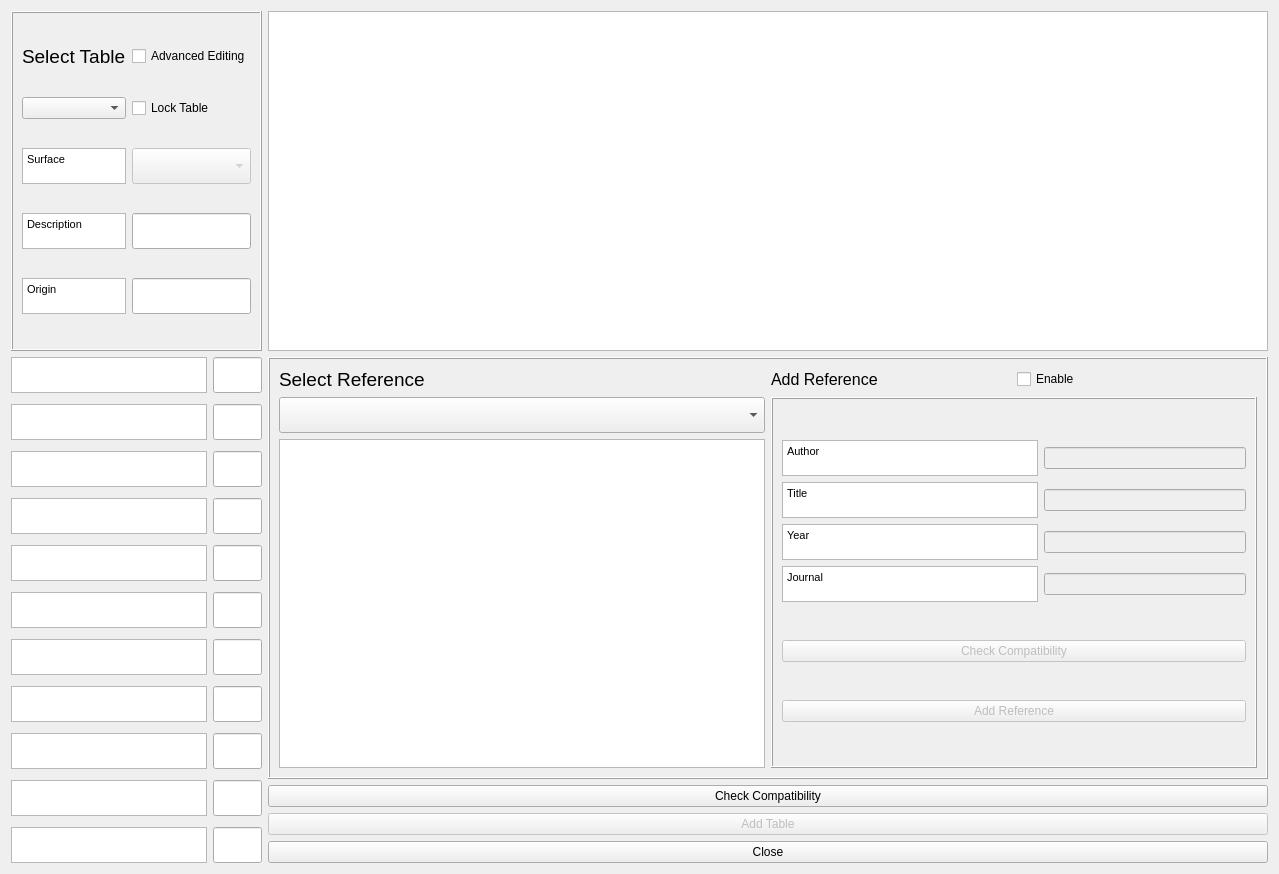
Before: the Qt Designer form tabs/urban_type_db_editor_tab.ui in gusbacos/SUEWS-Database-manager, drawn with Qt 5.
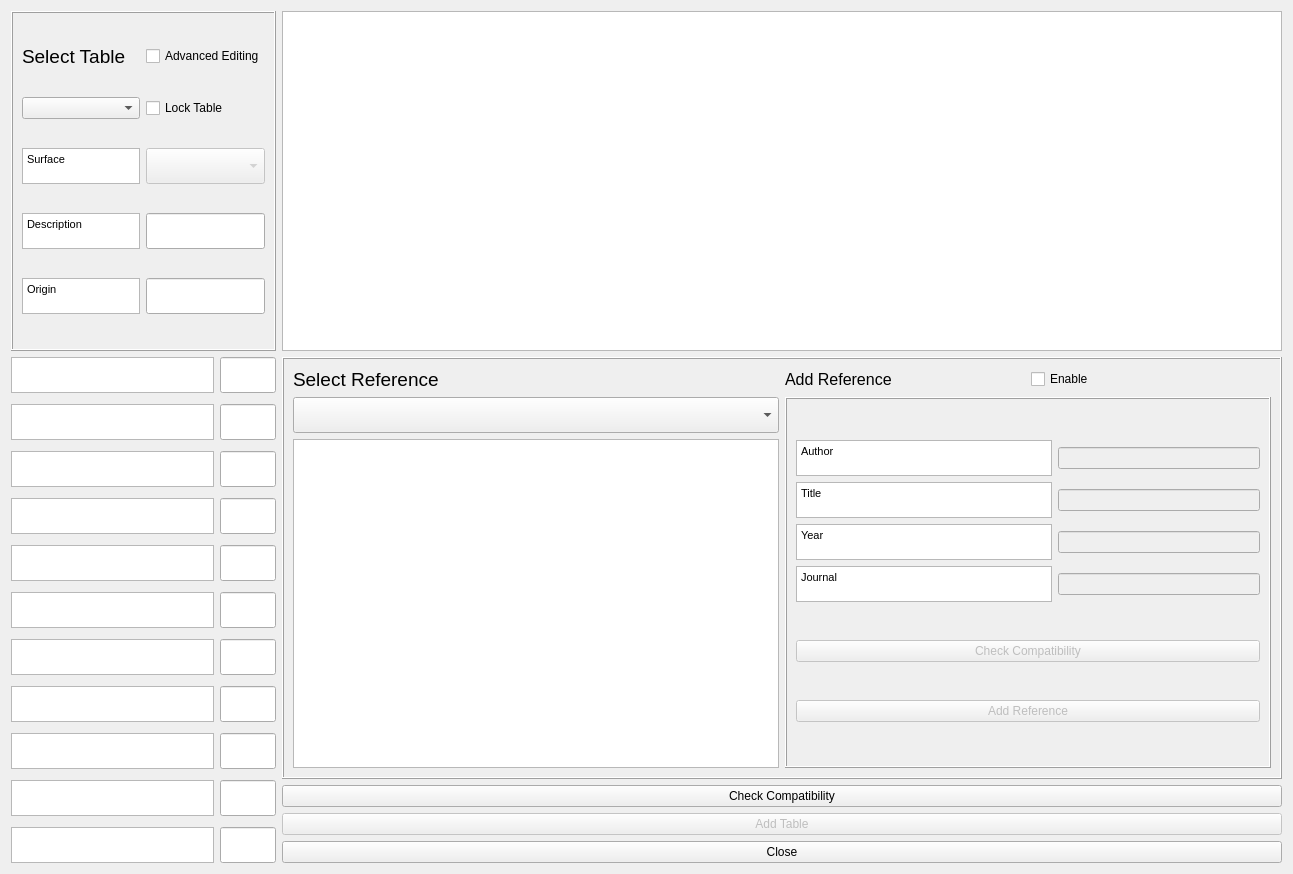
After: the same form once the commit is applied. Custom widgets are drawn as their Qt base class.

```diff
--- a/tabs/urban_type_db_editor_tab.ui
+++ b/tabs/urban_type_db_editor_tab.ui
@@ -6,7 +6,7 @@
    <rect>
     <x>0</x>
     <y>0</y>
-    <width>1253</width>
+    <width>1293</width>
     <height>874</height>
    </rect>
   </property>
@@ -66,8 +66,8 @@
          <string>&lt;!DOCTYPE HTML PUBLIC &quot;-//W3C//DTD HTML 4.0//EN&quot; &quot;http://www.w3.org/TR/REC-html40/strict.dtd&quot;&gt;
 &lt;html&gt;&lt;head&gt;&lt;meta name=&quot;qrichtext&quot; content=&quot;1&quot; /&gt;&lt;style type=&quot;text/css&quot;&gt;
 p, li { white-space: pre-wrap; }
-&lt;/style&gt;&lt;/head&gt;&lt;body style=&quot; font-family:'MS Shell Dlg 2'; font-size:8pt; font-weight:400; font-style:normal;&quot;&gt;
-&lt;p style=&quot; margin-top:0px; margin-bottom:0px; margin-left:0px; margin-right:0px; -qt-block-indent:0; text-indent:0px;&quot;&gt;Surface&lt;/p&gt;&lt;/body&gt;&lt;/html&gt;</string>
+&lt;/style&gt;&lt;/head&gt;&lt;body style=&quot; font-family:'MS Shell Dlg 2'; font-size:8.25pt; font-weight:400; font-style:normal;&quot;&gt;
+&lt;p style=&quot; margin-top:0px; margin-bottom:0px; margin-left:0px; margin-right:0px; -qt-block-indent:0; text-indent:0px;&quot;&gt;&lt;span style=&quot; font-size:8pt;&quot;&gt;Surface&lt;/span&gt;&lt;/p&gt;&lt;/body&gt;&lt;/html&gt;</string>
         </property>
        </widget>
       </item>
@@ -156,8 +156,8 @@
          <string>&lt;!DOCTYPE HTML PUBLIC &quot;-//W3C//DTD HTML 4.0//EN&quot; &quot;http://www.w3.org/TR/REC-html40/strict.dtd&quot;&gt;
 &lt;html&gt;&lt;head&gt;&lt;meta name=&quot;qrichtext&quot; content=&quot;1&quot; /&gt;&lt;style type=&quot;text/css&quot;&gt;
 p, li { white-space: pre-wrap; }
-&lt;/style&gt;&lt;/head&gt;&lt;body style=&quot; font-family:'MS Shell Dlg 2'; font-size:8pt; font-weight:400; font-style:normal;&quot;&gt;
-&lt;p style=&quot; margin-top:0px; margin-bottom:0px; margin-left:0px; margin-right:0px; -qt-block-indent:0; text-indent:0px;&quot;&gt;Description&lt;/p&gt;&lt;/body&gt;&lt;/html&gt;</string>
+&lt;/style&gt;&lt;/head&gt;&lt;body style=&quot; font-family:'MS Shell Dlg 2'; font-size:8.25pt; font-weight:400; font-style:normal;&quot;&gt;
+&lt;p style=&quot; margin-top:0px; margin-bottom:0px; margin-left:0px; margin-right:0px; -qt-block-indent:0; text-indent:0px;&quot;&gt;&lt;span style=&quot; font-size:8pt;&quot;&gt;Description&lt;/span&gt;&lt;/p&gt;&lt;/body&gt;&lt;/html&gt;</string>
         </property>
        </widget>
       </item>
@@ -195,8 +195,8 @@
          <string>&lt;!DOCTYPE HTML PUBLIC &quot;-//W3C//DTD HTML 4.0//EN&quot; &quot;http://www.w3.org/TR/REC-html40/strict.dtd&quot;&gt;
 &lt;html&gt;&lt;head&gt;&lt;meta name=&quot;qrichtext&quot; content=&quot;1&quot; /&gt;&lt;style type=&quot;text/css&quot;&gt;
 p, li { white-space: pre-wrap; }
-&lt;/style&gt;&lt;/head&gt;&lt;body style=&quot; font-family:'MS Shell Dlg 2'; font-size:8pt; font-weight:400; font-style:normal;&quot;&gt;
-&lt;p style=&quot; margin-top:0px; margin-bottom:0px; margin-left:0px; margin-right:0px; -qt-block-indent:0; text-indent:0px;&quot;&gt;Origin&lt;/p&gt;&lt;/body&gt;&lt;/html&gt;</string>
+&lt;/style&gt;&lt;/head&gt;&lt;body style=&quot; font-family:'MS Shell Dlg 2'; font-size:8.25pt; font-weight:400; font-style:normal;&quot;&gt;
+&lt;p style=&quot; margin-top:0px; margin-bottom:0px; margin-left:0px; margin-right:0px; -qt-block-indent:0; text-indent:0px;&quot;&gt;&lt;span style=&quot; font-size:8pt;&quot;&gt;Origin&lt;/span&gt;&lt;/p&gt;&lt;/body&gt;&lt;/html&gt;</string>
         </property>
        </widget>
       </item>
@@ -344,8 +344,8 @@
               <string>&lt;!DOCTYPE HTML PUBLIC &quot;-//W3C//DTD HTML 4.0//EN&quot; &quot;http://www.w3.org/TR/REC-html40/strict.dtd&quot;&gt;
 &lt;html&gt;&lt;head&gt;&lt;meta name=&quot;qrichtext&quot; content=&quot;1&quot; /&gt;&lt;style type=&quot;text/css&quot;&gt;
 p, li { white-space: pre-wrap; }
-&lt;/style&gt;&lt;/head&gt;&lt;body style=&quot; font-family:'MS Shell Dlg 2'; font-size:8pt; font-weight:400; font-style:normal;&quot;&gt;
-&lt;p style=&quot; margin-top:0px; margin-bottom:0px; margin-left:0px; margin-right:0px; -qt-block-indent:0; text-indent:0px;&quot;&gt;Title&lt;/p&gt;&lt;/body&gt;&lt;/html&gt;</string>
+&lt;/style&gt;&lt;/head&gt;&lt;body style=&quot; font-family:'MS Shell Dlg 2'; font-size:8.25pt; font-weight:400; font-style:normal;&quot;&gt;
+&lt;p style=&quot; margin-top:0px; margin-bottom:0px; margin-left:0px; margin-right:0px; -qt-block-indent:0; text-indent:0px;&quot;&gt;&lt;span style=&quot; font-size:8pt;&quot;&gt;Title&lt;/span&gt;&lt;/p&gt;&lt;/body&gt;&lt;/html&gt;</string>
              </property>
             </widget>
            </item>
@@ -380,8 +380,8 @@
               <string>&lt;!DOCTYPE HTML PUBLIC &quot;-//W3C//DTD HTML 4.0//EN&quot; &quot;http://www.w3.org/TR/REC-html40/strict.dtd&quot;&gt;
 &lt;html&gt;&lt;head&gt;&lt;meta name=&quot;qrichtext&quot; content=&quot;1&quot; /&gt;&lt;style type=&quot;text/css&quot;&gt;
 p, li { white-space: pre-wrap; }
-&lt;/style&gt;&lt;/head&gt;&lt;body style=&quot; font-family:'MS Shell Dlg 2'; font-size:8pt; font-weight:400; font-style:normal;&quot;&gt;
-&lt;p style=&quot; margin-top:0px; margin-bottom:0px; margin-left:0px; margin-right:0px; -qt-block-indent:0; text-indent:0px;&quot;&gt;Year&lt;/p&gt;&lt;/body&gt;&lt;/html&gt;</string>
+&lt;/style&gt;&lt;/head&gt;&lt;body style=&quot; font-family:'MS Shell Dlg 2'; font-size:8.25pt; font-weight:400; font-style:normal;&quot;&gt;
+&lt;p style=&quot; margin-top:0px; margin-bottom:0px; margin-left:0px; margin-right:0px; -qt-block-indent:0; text-indent:0px;&quot;&gt;&lt;span style=&quot; font-size:8pt;&quot;&gt;Year&lt;/span&gt;&lt;/p&gt;&lt;/body&gt;&lt;/html&gt;</string>
              </property>
             </widget>
            </item>
@@ -406,8 +406,8 @@
               <string>&lt;!DOCTYPE HTML PUBLIC &quot;-//W3C//DTD HTML 4.0//EN&quot; &quot;http://www.w3.org/TR/REC-html40/strict.dtd&quot;&gt;
 &lt;html&gt;&lt;head&gt;&lt;meta name=&quot;qrichtext&quot; content=&quot;1&quot; /&gt;&lt;style type=&quot;text/css&quot;&gt;
 p, li { white-space: pre-wrap; }
-&lt;/style&gt;&lt;/head&gt;&lt;body style=&quot; font-family:'MS Shell Dlg 2'; font-size:8pt; font-weight:400; font-style:normal;&quot;&gt;
-&lt;p style=&quot; margin-top:0px; margin-bottom:0px; margin-left:0px; margin-right:0px; -qt-block-indent:0; text-indent:0px;&quot;&gt;Author&lt;/p&gt;&lt;/body&gt;&lt;/html&gt;</string>
+&lt;/style&gt;&lt;/head&gt;&lt;body style=&quot; font-family:'MS Shell Dlg 2'; font-size:8.25pt; font-weight:400; font-style:normal;&quot;&gt;
+&lt;p style=&quot; margin-top:0px; margin-bottom:0px; margin-left:0px; margin-right:0px; -qt-block-indent:0; text-indent:0px;&quot;&gt;&lt;span style=&quot; font-size:8pt;&quot;&gt;Author&lt;/span&gt;&lt;/p&gt;&lt;/body&gt;&lt;/html&gt;</string>
              </property>
             </widget>
            </item>
@@ -432,8 +432,8 @@
               <string>&lt;!DOCTYPE HTML PUBLIC &quot;-//W3C//DTD HTML 4.0//EN&quot; &quot;http://www.w3.org/TR/REC-html40/strict.dtd&quot;&gt;
 &lt;html&gt;&lt;head&gt;&lt;meta name=&quot;qrichtext&quot; content=&quot;1&quot; /&gt;&lt;style type=&quot;text/css&quot;&gt;
 p, li { white-space: pre-wrap; }
-&lt;/style&gt;&lt;/head&gt;&lt;body style=&quot; font-family:'MS Shell Dlg 2'; font-size:8pt; font-weight:400; font-style:normal;&quot;&gt;
-&lt;p style=&quot; margin-top:0px; margin-bottom:0px; margin-left:0px; margin-right:0px; -qt-block-indent:0; text-indent:0px;&quot;&gt;Journal&lt;/p&gt;&lt;/body&gt;&lt;/html&gt;</string>
+&lt;/style&gt;&lt;/head&gt;&lt;body style=&quot; font-family:'MS Shell Dlg 2'; font-size:8.25pt; font-weight:400; font-style:normal;&quot;&gt;
+&lt;p style=&quot; margin-top:0px; margin-bottom:0px; margin-left:0px; margin-right:0px; -qt-block-indent:0; text-indent:0px;&quot;&gt;&lt;span style=&quot; font-size:8pt;&quot;&gt;Journal&lt;/span&gt;&lt;/p&gt;&lt;/body&gt;&lt;/html&gt;</string>
              </property>
             </widget>
            </item>
@@ -562,7 +562,7 @@
         <string>&lt;!DOCTYPE HTML PUBLIC &quot;-//W3C//DTD HTML 4.0//EN&quot; &quot;http://www.w3.org/TR/REC-html40/strict.dtd&quot;&gt;
 &lt;html&gt;&lt;head&gt;&lt;meta name=&quot;qrichtext&quot; content=&quot;1&quot; /&gt;&lt;style type=&quot;text/css&quot;&gt;
 p, li { white-space: pre-wrap; }
-&lt;/style&gt;&lt;/head&gt;&lt;body style=&quot; font-family:'MS Shell Dlg 2'; font-size:8pt; font-weight:400; font-style:normal;&quot;&gt;
+&lt;/style&gt;&lt;/head&gt;&lt;body style=&quot; font-family:'MS Shell Dlg 2'; font-size:8.25pt; font-weight:400; font-style:normal;&quot;&gt;
 &lt;p style=&quot;-qt-paragraph-type:empty; margin-top:0px; margin-bottom:0px; margin-left:0px; margin-right:0px; -qt-block-indent:0; text-indent:0px; font-size:12pt;&quot;&gt;&lt;br /&gt;&lt;/p&gt;&lt;/body&gt;&lt;/html&gt;</string>
        </property>
       </widget>
@@ -598,7 +598,7 @@
         <string>&lt;!DOCTYPE HTML PUBLIC &quot;-//W3C//DTD HTML 4.0//EN&quot; &quot;http://www.w3.org/TR/REC-html40/strict.dtd&quot;&gt;
 &lt;html&gt;&lt;head&gt;&lt;meta name=&quot;qrichtext&quot; content=&quot;1&quot; /&gt;&lt;style type=&quot;text/css&quot;&gt;
 p, li { white-space: pre-wrap; }
-&lt;/style&gt;&lt;/head&gt;&lt;body style=&quot; font-family:'MS Shell Dlg 2'; font-size:8pt; font-weight:400; font-style:normal;&quot;&gt;
+&lt;/style&gt;&lt;/head&gt;&lt;body style=&quot; font-family:'MS Shell Dlg 2'; font-size:8.25pt; font-weight:400; font-style:normal;&quot;&gt;
 &lt;p style=&quot;-qt-paragraph-type:empty; margin-top:0px; margin-bottom:0px; margin-left:0px; margin-right:0px; -qt-block-indent:0; text-indent:0px; font-size:12pt;&quot;&gt;&lt;br /&gt;&lt;/p&gt;&lt;/body&gt;&lt;/html&gt;</string>
        </property>
       </widget>
@@ -634,7 +634,7 @@
         <string>&lt;!DOCTYPE HTML PUBLIC &quot;-//W3C//DTD HTML 4.0//EN&quot; &quot;http://www.w3.org/TR/REC-html40/strict.dtd&quot;&gt;
 &lt;html&gt;&lt;head&gt;&lt;meta name=&quot;qrichtext&quot; content=&quot;1&quot; /&gt;&lt;style type=&quot;text/css&quot;&gt;
 p, li { white-space: pre-wrap; }
-&lt;/style&gt;&lt;/head&gt;&lt;body style=&quot; font-family:'MS Shell Dlg 2'; font-size:8pt; font-weight:400; font-style:normal;&quot;&gt;
+&lt;/style&gt;&lt;/head&gt;&lt;body style=&quot; font-family:'MS Shell Dlg 2'; font-size:8.25pt; font-weight:400; font-style:normal;&quot;&gt;
 &lt;p style=&quot;-qt-paragraph-type:empty; margin-top:0px; margin-bottom:0px; margin-left:0px; margin-right:0px; -qt-block-indent:0; text-indent:0px; font-size:12pt;&quot;&gt;&lt;br /&gt;&lt;/p&gt;&lt;/body&gt;&lt;/html&gt;</string>
        </property>
       </widget>
@@ -657,7 +657,7 @@
         <string>&lt;!DOCTYPE HTML PUBLIC &quot;-//W3C//DTD HTML 4.0//EN&quot; &quot;http://www.w3.org/TR/REC-html40/strict.dtd&quot;&gt;
 &lt;html&gt;&lt;head&gt;&lt;meta name=&quot;qrichtext&quot; content=&quot;1&quot; /&gt;&lt;style type=&quot;text/css&quot;&gt;
 p, li { white-space: pre-wrap; }
-&lt;/style&gt;&lt;/head&gt;&lt;body style=&quot; font-family:'MS Shell Dlg 2'; font-size:8pt; font-weight:400; font-style:normal;&quot;&gt;
+&lt;/style&gt;&lt;/head&gt;&lt;body style=&quot; font-family:'MS Shell Dlg 2'; font-size:8.25pt; font-weight:400; font-style:normal;&quot;&gt;
 &lt;p style=&quot;-qt-paragraph-type:empty; margin-top:0px; margin-bottom:0px; margin-left:0px; margin-right:0px; -qt-block-indent:0; text-indent:0px; font-size:12pt;&quot;&gt;&lt;br /&gt;&lt;/p&gt;&lt;/body&gt;&lt;/html&gt;</string>
        </property>
       </widget>
@@ -680,7 +680,7 @@
         <string>&lt;!DOCTYPE HTML PUBLIC &quot;-//W3C//DTD HTML 4.0//EN&quot; &quot;http://www.w3.org/TR/REC-html40/strict.dtd&quot;&gt;
 &lt;html&gt;&lt;head&gt;&lt;meta name=&quot;qrichtext&quot; content=&quot;1&quot; /&gt;&lt;style type=&quot;text/css&quot;&gt;
 p, li { white-space: pre-wrap; }
-&lt;/style&gt;&lt;/head&gt;&lt;body style=&quot; font-family:'MS Shell Dlg 2'; font-size:8pt; font-weight:400; font-style:normal;&quot;&gt;
+&lt;/style&gt;&lt;/head&gt;&lt;body style=&quot; font-family:'MS Shell Dlg 2'; font-size:8.25pt; font-weight:400; font-style:normal;&quot;&gt;
 &lt;p style=&quot;-qt-paragraph-type:empty; margin-top:0px; margin-bottom:0px; margin-left:0px; margin-right:0px; -qt-block-indent:0; text-indent:0px; font-size:12pt;&quot;&gt;&lt;br /&gt;&lt;/p&gt;&lt;/body&gt;&lt;/html&gt;</string>
        </property>
       </widget>
@@ -716,7 +716,7 @@
         <string>&lt;!DOCTYPE HTML PUBLIC &quot;-//W3C//DTD HTML 4.0//EN&quot; &quot;http://www.w3.org/TR/REC-html40/strict.dtd&quot;&gt;
 &lt;html&gt;&lt;head&gt;&lt;meta name=&quot;qrichtext&quot; content=&quot;1&quot; /&gt;&lt;style type=&quot;text/css&quot;&gt;
 p, li { white-space: pre-wrap; }
-&lt;/style&gt;&lt;/head&gt;&lt;body style=&quot; font-family:'MS Shell Dlg 2'; font-size:8pt; font-weight:400; font-style:normal;&quot;&gt;
+&lt;/style&gt;&lt;/head&gt;&lt;body style=&quot; font-family:'MS Shell Dlg 2'; font-size:8.25pt; font-weight:400; font-style:normal;&quot;&gt;
 &lt;p style=&quot;-qt-paragraph-type:empty; margin-top:0px; margin-bottom:0px; margin-left:0px; margin-right:0px; -qt-block-indent:0; text-indent:0px; font-size:12pt;&quot;&gt;&lt;br /&gt;&lt;/p&gt;&lt;/body&gt;&lt;/html&gt;</string>
        </property>
       </widget>
@@ -765,7 +765,7 @@
         <string>&lt;!DOCTYPE HTML PUBLIC &quot;-//W3C//DTD HTML 4.0//EN&quot; &quot;http://www.w3.org/TR/REC-html40/strict.dtd&quot;&gt;
 &lt;html&gt;&lt;head&gt;&lt;meta name=&quot;qrichtext&quot; content=&quot;1&quot; /&gt;&lt;style type=&quot;text/css&quot;&gt;
 p, li { white-space: pre-wrap; }
-&lt;/style&gt;&lt;/head&gt;&lt;body style=&quot; font-family:'MS Shell Dlg 2'; font-size:8pt; font-weight:400; font-style:normal;&quot;&gt;
+&lt;/style&gt;&lt;/head&gt;&lt;body style=&quot; font-family:'MS Shell Dlg 2'; font-size:8.25pt; font-weight:400; font-style:normal;&quot;&gt;
 &lt;p style=&quot;-qt-paragraph-type:empty; margin-top:0px; margin-bottom:0px; margin-left:0px; margin-right:0px; -qt-block-indent:0; text-indent:0px; font-size:12pt;&quot;&gt;&lt;br /&gt;&lt;/p&gt;&lt;/body&gt;&lt;/html&gt;</string>
        </property>
       </widget>
@@ -788,7 +788,7 @@
         <string>&lt;!DOCTYPE HTML PUBLIC &quot;-//W3C//DTD HTML 4.0//EN&quot; &quot;http://www.w3.org/TR/REC-html40/strict.dtd&quot;&gt;
 &lt;html&gt;&lt;head&gt;&lt;meta name=&quot;qrichtext&quot; content=&quot;1&quot; /&gt;&lt;style type=&quot;text/css&quot;&gt;
 p, li { white-space: pre-wrap; }
-&lt;/style&gt;&lt;/head&gt;&lt;body style=&quot; font-family:'MS Shell Dlg 2'; font-size:8pt; font-weight:400; font-style:normal;&quot;&gt;
+&lt;/style&gt;&lt;/head&gt;&lt;body style=&quot; font-family:'MS Shell Dlg 2'; font-size:8.25pt; font-weight:400; font-style:normal;&quot;&gt;
 &lt;p style=&quot;-qt-paragraph-type:empty; margin-top:0px; margin-bottom:0px; margin-left:0px; margin-right:0px; -qt-block-indent:0; text-indent:0px; font-size:12pt;&quot;&gt;&lt;br /&gt;&lt;/p&gt;&lt;/body&gt;&lt;/html&gt;</string>
        </property>
       </widget>
@@ -811,7 +811,7 @@
         <string>&lt;!DOCTYPE HTML PUBLIC &quot;-//W3C//DTD HTML 4.0//EN&quot; &quot;http://www.w3.org/TR/REC-html40/strict.dtd&quot;&gt;
 &lt;html&gt;&lt;head&gt;&lt;meta name=&quot;qrichtext&quot; content=&quot;1&quot; /&gt;&lt;style type=&quot;text/css&quot;&gt;
 p, li { white-space: pre-wrap; }
-&lt;/style&gt;&lt;/head&gt;&lt;body style=&quot; font-family:'MS Shell Dlg 2'; font-size:8pt; font-weight:400; font-style:normal;&quot;&gt;
+&lt;/style&gt;&lt;/head&gt;&lt;body style=&quot; font-family:'MS Shell Dlg 2'; font-size:8.25pt; font-weight:400; font-style:normal;&quot;&gt;
 &lt;p style=&quot;-qt-paragraph-type:empty; margin-top:0px; margin-bottom:0px; margin-left:0px; margin-right:0px; -qt-block-indent:0; text-indent:0px; font-size:12pt;&quot;&gt;&lt;br /&gt;&lt;/p&gt;&lt;/body&gt;&lt;/html&gt;</string>
        </property>
       </widget>
@@ -834,7 +834,7 @@
         <string>&lt;!DOCTYPE HTML PUBLIC &quot;-//W3C//DTD HTML 4.0//EN&quot; &quot;http://www.w3.org/TR/REC-html40/strict.dtd&quot;&gt;
 &lt;html&gt;&lt;head&gt;&lt;meta name=&quot;qrichtext&quot; content=&quot;1&quot; /&gt;&lt;style type=&quot;text/css&quot;&gt;
 p, li { white-space: pre-wrap; }
-&lt;/style&gt;&lt;/head&gt;&lt;body style=&quot; font-family:'MS Shell Dlg 2'; font-size:8pt; font-weight:400; font-style:normal;&quot;&gt;
+&lt;/style&gt;&lt;/head&gt;&lt;body style=&quot; font-family:'MS Shell Dlg 2'; font-size:8.25pt; font-weight:400; font-style:normal;&quot;&gt;
 &lt;p style=&quot;-qt-paragraph-type:empty; margin-top:0px; margin-bottom:0px; margin-left:0px; margin-right:0px; -qt-block-indent:0; text-indent:0px; font-size:12pt;&quot;&gt;&lt;br /&gt;&lt;/p&gt;&lt;/body&gt;&lt;/html&gt;</string>
        </property>
       </widget>
@@ -857,7 +857,7 @@
         <string>&lt;!DOCTYPE HTML PUBLIC &quot;-//W3C//DTD HTML 4.0//EN&quot; &quot;http://www.w3.org/TR/REC-html40/strict.dtd&quot;&gt;
 &lt;html&gt;&lt;head&gt;&lt;meta name=&quot;qrichtext&quot; content=&quot;1&quot; /&gt;&lt;style type=&quot;text/css&quot;&gt;
 p, li { white-space: pre-wrap; }
-&lt;/style&gt;&lt;/head&gt;&lt;body style=&quot; font-family:'MS Shell Dlg 2'; font-size:8pt; font-weight:400; font-style:normal;&quot;&gt;
+&lt;/style&gt;&lt;/head&gt;&lt;body style=&quot; font-family:'MS Shell Dlg 2'; font-size:8.25pt; font-weight:400; font-style:normal;&quot;&gt;
 &lt;p style=&quot;-qt-paragraph-type:empty; margin-top:0px; margin-bottom:0px; margin-left:0px; margin-right:0px; -qt-block-indent:0; text-indent:0px; font-size:12pt;&quot;&gt;&lt;br /&gt;&lt;/p&gt;&lt;/body&gt;&lt;/html&gt;</string>
        </property>
       </widget>
```
